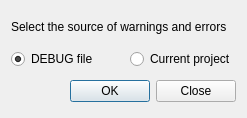
This is flo2d/ui/errors_2.ui in FLO-2DSoftware/qgis-flo-2d-plugin as Qt 5 draws it before an edit. The edited form follows.
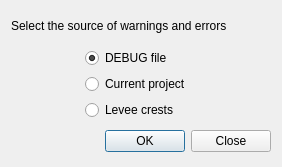
This is the edited form.

Commit message: 1) Manning's sampling areas o centroids. 2) Schematize levees without failure. 3) Delete duplicate levees. 4) Levee elevation check with cell elevations (create points layer).

The edit to the form file:
```diff
--- a/flo2d/ui/errors_2.ui
+++ b/flo2d/ui/errors_2.ui
@@ -6,8 +6,8 @@
    <rect>
     <x>0</x>
     <y>0</y>
-    <width>230</width>
-    <height>118</height>
+    <width>282</width>
+    <height>167</height>
    </rect>
   </property>
   <property name="sizePolicy">
@@ -23,7 +23,7 @@
    <string>Warnings and Errors</string>
   </property>
   <layout class="QGridLayout" name="gridLayout_2">
-   <item row="0" column="0">
+   <item row="0" column="0" colspan="3">
     <widget class="QLabel" name="label_4">
      <property name="text">
       <string>&lt;html&gt;&lt;head/&gt;&lt;body&gt;&lt;p&gt;Select the source of warnings and errors&lt;/p&gt;&lt;/body&gt;&lt;/html&gt;</string>
@@ -31,6 +31,19 @@
     </widget>
    </item>
    <item row="1" column="0">
+    <spacer name="horizontalSpacer">
+     <property name="orientation">
+      <enum>Qt::Horizontal</enum>
+     </property>
+     <property name="sizeHint" stdset="0">
+      <size>
+       <width>74</width>
+       <height>20</height>
+      </size>
+     </property>
+    </spacer>
+   </item>
+   <item row="1" column="1">
     <layout class="QGridLayout" name="gridLayout">
      <item row="0" column="0">
       <widget class="QRadioButton" name="debug_file_radio">
@@ -42,16 +55,49 @@
        </property>
       </widget>
      </item>
-     <item row="0" column="1">
+     <item row="1" column="0">
       <widget class="QRadioButton" name="current_project_radio">
        <property name="text">
         <string>Current project</string>
        </property>
       </widget>
      </item>
+     <item row="2" column="0">
+      <widget class="QRadioButton" name="levee_crest_radio">
+       <property name="text">
+        <string>Levee crests</string>
+       </property>
+      </widget>
+     </item>
     </layout>
    </item>
+   <item row="1" column="2">
+    <spacer name="horizontalSpacer_2">
+     <property name="orientation">
+      <enum>Qt::Horizontal</enum>
+     </property>
+     <property name="sizeHint" stdset="0">
+      <size>
+       <width>73</width>
+       <height>20</height>
+      </size>
+     </property>
+    </spacer>
+   </item>
    <item row="2" column="0">
+    <spacer name="horizontalSpacer_3">
+     <property name="orientation">
+      <enum>Qt::Horizontal</enum>
+     </property>
+     <property name="sizeHint" stdset="0">
+      <size>
+       <width>74</width>
+       <height>20</height>
+      </size>
+     </property>
+    </spacer>
+   </item>
+   <item row="2" column="1" colspan="2">
     <widget class="QDialogButtonBox" name="errors_OK_btn">
      <property name="sizePolicy">
       <sizepolicy hsizetype="Preferred" vsizetype="Preferred">
```
Left out of the diff: 3 changed lines with no effect on the pictures. The commit also changes 17 other files.
